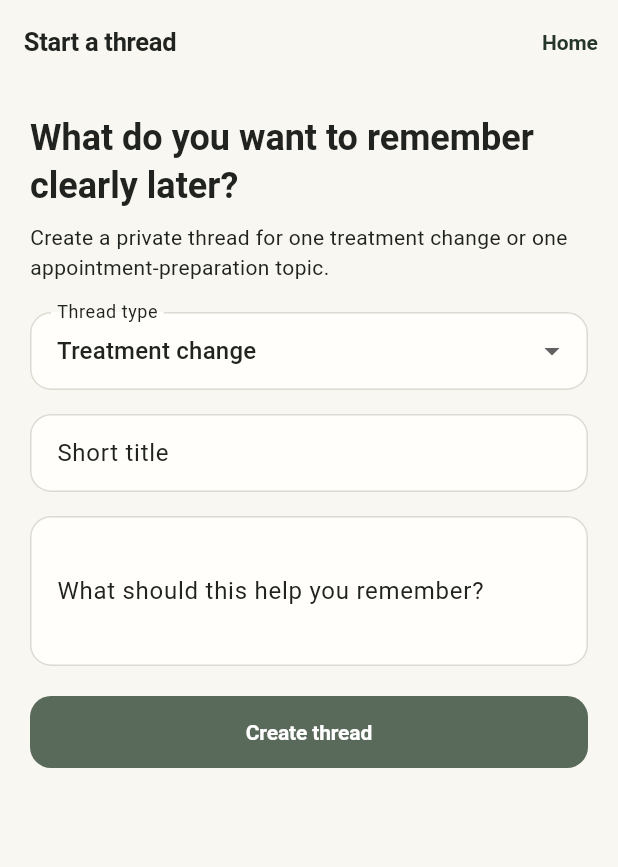
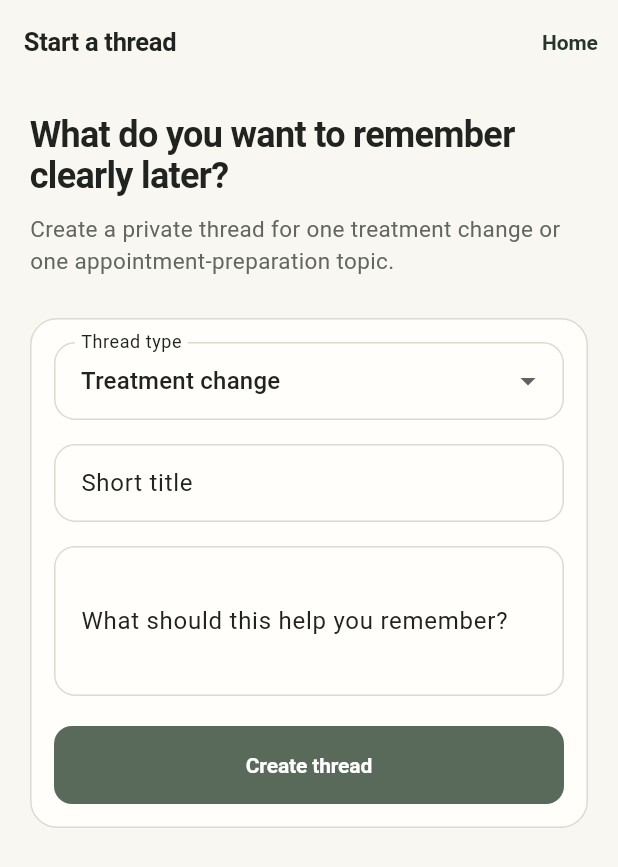
Before and after one commit to agramainio/tacite, a Flutter app: the screen it shows after launch, after a tap on "Start a thread", on a phone screen of 412 x 824 dp. Shown: the top 867 px of the screen. Run offline on Flutter 3.47's test engine with Material 3 defaults, Android fonts, the phone set to English and light mode, and no system bars; our stand-ins replace dio, flutter_secure_storage, go_router, shared_preferences; accounts and stored records are empty; network calls fail; Roboto replaces fonts that are missing (System).

Commit message:
Refactor current screens to Tacite components

```diff
--- a/mobile/interim_app/lib/features/home/home_screen.dart
+++ b/mobile/interim_app/lib/features/home/home_screen.dart
@@ -4,7 +4,13 @@ import 'package:go_router/go_router.dart';
 
 import '../../l10n/generated/app_localizations.dart';
 import '../../shared/locale/locale_scope.dart';
+import '../../shared/theme/tacite_spacing.dart';
+import '../../shared/theme/tacite_text_styles.dart';
 import '../../shared/widgets/boundary_card.dart';
+import '../../shared/widgets/tacite_panel.dart';
+import '../../shared/widgets/tacite_primary_button.dart';
+import '../../shared/widgets/tacite_scaffold.dart';
+import '../../shared/widgets/tacite_secondary_button.dart';
 import '../auth/auth_models.dart';
 import '../auth/auth_repository.dart';
 
@@ -46,16 +52,8 @@ class _HomeScreenState extends State<HomeScreen> {
         _profile = profile;
         _isCheckingSession = false;
       });
-    } on DioException catch (error) {
+    } on DioException catch (_) {
       if (!mounted) {
-        return;
-      }
-
-      if (error.response?.statusCode == 401) {
-        setState(() {
-          _profile = null;
-          _isCheckingSession = false;
-        });
         return;
       }
 
@@ -81,12 +79,10 @@ class _HomeScreenState extends State<HomeScreen> {
   @override
   Widget build(BuildContext context) {
     final l10n = AppLocalizations.of(context);
-    final textTheme = Theme.of(context).textTheme;
     final profile = _profile;
 
-    return Scaffold(
-      appBar: AppBar(
-        title: Text(l10n.appTitle),
+    return TaciteScaffold(
+      title: l10n.appTitle,
       actions: [
         if (_isCheckingSession)
           const Padding(
@@ -106,47 +102,29 @@ class _HomeScreenState extends State<HomeScreen> {
         else
           TextButton(onPressed: _logout, child: Text(l10n.logout)),
       ],
+      children: [
+        Text(l10n.homeHero, style: TaciteTextStyles.title),
+        const SizedBox(height: TaciteSpacing.sm),
+        Text(l10n.homeBody, style: TaciteTextStyles.bodyMuted),
+        const SizedBox(height: TaciteSpacing.xl),
+        const _LanguagePicker(),
+        const SizedBox(height: TaciteSpacing.md),
+        _SessionPanel(profile: profile, isCheckingSession: _isCheckingSession),
+        const SizedBox(height: TaciteSpacing.md),
+        const BoundaryCard(),
+        const SizedBox(height: TaciteSpacing.xl),
+        TacitePrimaryButton(
+          onPressed: () => context.go('/threads/new'),
+          label: l10n.startThread,
         ),
-      body: SafeArea(
-        child: ListView(
-          padding: const EdgeInsets.all(20),
-          children: [
-            Text(
-              l10n.homeHero,
-              style: textTheme.headlineSmall?.copyWith(
-                fontWeight: FontWeight.w700,
-                height: 1.15,
+        const SizedBox(height: TaciteSpacing.sm),
+        TaciteSecondaryButton(
+          onPressed: () => context.go('/threads/placeholder'),
+          label: l10n.viewSampleTimeline,
         ),
-            ),
-            const SizedBox(height: 12),
-            Text(
-              l10n.homeBody,
-              style: textTheme.bodyLarge?.copyWith(height: 1.35),
-            ),
-            const SizedBox(height: 20),
-            const _LanguagePicker(),
-            const SizedBox(height: 20),
-            _SessionCard(
-              profile: profile,
-              isCheckingSession: _isCheckingSession,
-            ),
-            const SizedBox(height: 20),
-            const BoundaryCard(),
-            const SizedBox(height: 20),
-            FilledButton(
-              onPressed: () => context.go('/threads/new'),
-              child: Text(l10n.startThread),
-            ),
-            const SizedBox(height: 12),
-            OutlinedButton(
-              onPressed: () => context.go('/threads/placeholder'),
-              child: Text(l10n.viewSampleTimeline),
-            ),
-            const SizedBox(height: 28),
+        const SizedBox(height: TaciteSpacing.xl),
         const _PrinciplesList(),
       ],
-        ),
-      ),
     );
   }
 }
@@ -167,15 +145,10 @@ class _LanguagePicker extends StatelessWidget {
         controller.locale?.languageCode ??
         Localizations.localeOf(context).languageCode;
 
-    return Card(
-      child: Padding(
-        padding: const EdgeInsets.all(16),
+    return TacitePanel(
       child: DropdownButtonFormField<String>(
         initialValue: selectedCode,
-          decoration: InputDecoration(
-            labelText: l10n.language,
-            border: const OutlineInputBorder(),
-          ),
+        decoration: InputDecoration(labelText: l10n.language),
         items: [
           DropdownMenuItem(value: 'en', child: Text(l10n.languageEnglish)),
           DropdownMenuItem(value: 'fr', child: Text(l10n.languageFrench)),
@@ -190,13 +163,12 @@ class _LanguagePicker extends StatelessWidget {
           controller.setLocale(Locale(value));
         },
       ),
-      ),
     );
   }
 }
 
-class _SessionCard extends StatelessWidget {
-  const _SessionCard({required this.profile, required this.isCheckingSession});
+class _SessionPanel extends StatelessWidget {
+  const _SessionPanel({required this.profile, required this.isCheckingSession});
 
   final AuthProfile? profile;
   final bool isCheckingSession;
@@ -204,7 +176,6 @@ class _SessionCard extends StatelessWidget {
   @override
   Widget build(BuildContext context) {
     final l10n = AppLocalizations.of(context);
-    final textTheme = Theme.of(context).textTheme;
 
     String title;
     String body;
@@ -220,17 +191,14 @@ class _SessionCard extends StatelessWidget {
       body = profile!.emailIdentifier;
     }
 
-    return Card(
-      child: Padding(
-        padding: const EdgeInsets.all(16),
+    return TacitePanel(
       child: Column(
         crossAxisAlignment: CrossAxisAlignment.start,
         children: [
-            Text(title, style: textTheme.titleMedium),
-            const SizedBox(height: 8),
-            Text(body),
+          Text(title, style: TaciteTextStyles.sectionTitle),
+          const SizedBox(height: TaciteSpacing.xs),
+          Text(body, style: TaciteTextStyles.bodyMuted),
         ],
-        ),
       ),
     );
   }
@@ -242,7 +210,6 @@ class _PrinciplesList extends StatelessWidget {
   @override
   Widget build(BuildContext context) {
     final l10n = AppLocalizations.of(context);
-    final textTheme = Theme.of(context).textTheme;
 
     final items = [
       l10n.boundaryNoRealName,
@@ -251,28 +218,25 @@ class _PrinciplesList extends StatelessWidget {
       l10n.boundaryNoShame,
     ];
 
-    return Card(
-      child: Padding(
-        padding: const EdgeInsets.all(16),
+    return TacitePanel(
       child: Column(
         crossAxisAlignment: CrossAxisAlignment.start,
         children: [
-            Text(l10n.productBoundaries, style: textTheme.titleMedium),
-            const SizedBox(height: 12),
+          Text(l10n.productBoundaries, style: TaciteTextStyles.sectionTitle),
+          const SizedBox(height: TaciteSpacing.md),
           for (final item in items)
             Padding(
-                padding: const EdgeInsets.only(bottom: 8),
+              padding: const EdgeInsets.only(bottom: TaciteSpacing.sm),
               child: Row(
                 crossAxisAlignment: CrossAxisAlignment.start,
                 children: [
                   const Text('— '),
-                    Expanded(child: Text(item)),
+                  Expanded(child: Text(item, style: TaciteTextStyles.body)),
                 ],
               ),
             ),
         ],
       ),
-      ),
     );
   }
 }
--- a/mobile/interim_app/lib/features/thread/new_thread_screen.dart
+++ b/mobile/interim_app/lib/features/thread/new_thread_screen.dart
@@ -2,6 +2,14 @@ import 'package:dio/dio.dart';
 import 'package:flutter/material.dart';
 import 'package:go_router/go_router.dart';
 
+import '../../l10n/generated/app_localizations.dart';
+import '../../shared/theme/tacite_spacing.dart';
+import '../../shared/theme/tacite_text_styles.dart';
+import '../../shared/widgets/tacite_message.dart';
+import '../../shared/widgets/tacite_panel.dart';
+import '../../shared/widgets/tacite_primary_button.dart';
+import '../../shared/widgets/tacite_scaffold.dart';
+import '../../shared/widgets/tacite_text_area.dart';
 import 'data/thread_repository.dart';
 
 class NewThreadScreen extends StatefulWidget {
@@ -28,11 +36,12 @@ class _NewThreadScreenState extends State<NewThreadScreen> {
   }
 
   Future<void> _createThread() async {
+    final l10n = AppLocalizations.of(context);
     final title = _titleController.text.trim();
 
     if (title.isEmpty) {
       setState(() {
-        _message = 'Add a short title first.';
+        _message = l10n.addShortTitleFirst;
       });
       return;
     }
@@ -57,10 +66,9 @@ class _NewThreadScreenState extends State<NewThreadScreen> {
     } on DioException catch (error) {
       setState(() {
         if (error.response?.statusCode == 401) {
-          _message =
-              'Log in from the home screen first, then create the thread.';
+          _message = l10n.loginFromHomeBeforeCreating;
         } else {
-          _message = 'Could not create the thread: ${error.message}';
+          _message = l10n.couldNotCreateThread(error.message ?? l10n.unknown);
         }
       });
     } finally {
@@ -74,47 +82,33 @@ class _NewThreadScreenState extends State<NewThreadScreen> {
 
   @override
   Widget build(BuildContext context) {
-    final textTheme = Theme.of(context).textTheme;
+    final l10n = AppLocalizations.of(context);
 
-    return Scaffold(
-      appBar: AppBar(
-        title: const Text('Start a thread'),
+    return TaciteScaffold(
+      title: l10n.startThread,
       actions: [
-          TextButton(
-            onPressed: () => context.go('/'),
-            child: const Text('Home'),
-          ),
+        TextButton(onPressed: () => context.go('/'), child: Text(l10n.home)),
       ],
-      ),
-      body: SafeArea(
-        child: ListView(
-          padding: const EdgeInsets.all(20),
       children: [
-            Text(
-              'What do you want to remember clearly later?',
-              style: textTheme.headlineSmall?.copyWith(
-                fontWeight: FontWeight.w700,
-              ),
-            ),
-            const SizedBox(height: 8),
-            const Text(
-              'Create a private thread for one treatment change or one appointment-preparation topic.',
-            ),
-            const SizedBox(height: 20),
+        Text(l10n.startThreadTitle, style: TaciteTextStyles.screenTitle),
+        const SizedBox(height: TaciteSpacing.sm),
+        Text(l10n.startThreadBody, style: TaciteTextStyles.bodyMuted),
+        const SizedBox(height: TaciteSpacing.xl),
+        TacitePanel(
+          child: Column(
+            crossAxisAlignment: CrossAxisAlignment.start,
+            children: [
               DropdownButtonFormField<String>(
                 initialValue: _kind,
-              decoration: const InputDecoration(
-                labelText: 'Thread type',
-                border: OutlineInputBorder(),
-              ),
-              items: const [
+                decoration: InputDecoration(labelText: l10n.threadType),
+                items: [
                   DropdownMenuItem(
                     value: 'treatment_episode',
-                  child: Text('Treatment change'),
+                    child: Text(l10n.treatmentChange),
                   ),
                   DropdownMenuItem(
                     value: 'appointment_preparation',
-                  child: Text('Appointment preparation'),
+                    child: Text(l10n.appointmentPreparation),
                   ),
                 ],
                 onChanged: _isSaving
@@ -129,39 +123,37 @@ class _NewThreadScreenState extends State<NewThreadScreen> {
                         });
                       },
               ),
-            const SizedBox(height: 16),
+              const SizedBox(height: TaciteSpacing.md),
               TextField(
                 controller: _titleController,
                 textInputAction: TextInputAction.next,
-              decoration: const InputDecoration(
-                labelText: 'Short title',
-                hintText: 'Example: before psychiatrist appointment',
-                border: OutlineInputBorder(),
+                decoration: InputDecoration(
+                  labelText: l10n.shortTitle,
+                  hintText: l10n.shortTitleHint,
                 ),
               ),
-            const SizedBox(height: 16),
-            TextField(
+              const SizedBox(height: TaciteSpacing.md),
+              TaciteTextArea(
                 controller: _goalController,
+                label: l10n.threadGoal,
+                hint: l10n.threadGoalHint,
                 minLines: 3,
                 maxLines: 5,
-              decoration: const InputDecoration(
-                labelText: 'What should this help you remember?',
-                hintText: 'Optional. Use fake test data while developing.',
-                border: OutlineInputBorder(),
               ),
+              const SizedBox(height: TaciteSpacing.lg),
+              TacitePrimaryButton(
+                onPressed: _isSaving ? null : _createThread,
+                isBusy: _isSaving,
+                label: _isSaving ? l10n.creating : l10n.createThread,
               ),
-            const SizedBox(height: 20),
-            FilledButton(
-              onPressed: _isSaving ? null : _createThread,
-              child: Text(_isSaving ? 'Creating…' : 'Create thread'),
-            ),
-            if (_message != null) ...[
-              const SizedBox(height: 16),
-              Text(_message!),
-            ],
             ],
           ),
         ),
+        if (_message != null) ...[
+          const SizedBox(height: TaciteSpacing.md),
+          TaciteMessage(message: _message!, isWarning: true),
+        ],
+      ],
     );
   }
 }
--- a/mobile/interim_app/lib/shared/widgets/boundary_card.dart
+++ b/mobile/interim_app/lib/shared/widgets/boundary_card.dart
@@ -1,6 +1,9 @@
 import 'package:flutter/material.dart';
 
 import '../../l10n/generated/app_localizations.dart';
+import '../theme/tacite_spacing.dart';
+import '../theme/tacite_text_styles.dart';
+import 'tacite_panel.dart';
 
 class BoundaryCard extends StatelessWidget {
   const BoundaryCard({super.key});
@@ -8,28 +11,15 @@ class BoundaryCard extends StatelessWidget {
   @override
   Widget build(BuildContext context) {
     final l10n = AppLocalizations.of(context);
-    final textTheme = Theme.of(context).textTheme;
 
-    return Card(
-      child: Padding(
-        padding: const EdgeInsets.all(16),
-        child: DefaultTextStyle(
-          style: textTheme.bodyMedium!.copyWith(height: 1.35),
-          child: Column(
-            crossAxisAlignment: CrossAxisAlignment.start,
-            children: [
-              Text(
-                l10n.noMedicalAdviceTitle,
-                style: const TextStyle(
-                  fontWeight: FontWeight.w700,
-                  fontSize: 16,
-                ),
-              ),
-              const SizedBox(height: 8),
-              Text(l10n.noMedicalAdviceBody),
-            ],
-          ),
-        ),
+    return TacitePanel(
+      child: Column(
+        crossAxisAlignment: CrossAxisAlignment.start,
+        children: [
+          Text(l10n.noMedicalAdviceTitle, style: TaciteTextStyles.sectionTitle),
+          const SizedBox(height: TaciteSpacing.xs),
+          Text(l10n.noMedicalAdviceBody, style: TaciteTextStyles.bodyMuted),
+        ],
       ),
     );
   }
```
Also changed, not shown: mobile/interim_app/lib/features/auth/login_screen.dart (+68 -41 lines), mobile/interim_app/lib/features/thread/thread_detail_screen.dart (+59 -104 lines), mobile/interim_app/lib/features/thread/thread_placeholder_screen.dart (+16 -33 lines), 1 other file. Lines whose indentation alone changed are shown as unchanged.
